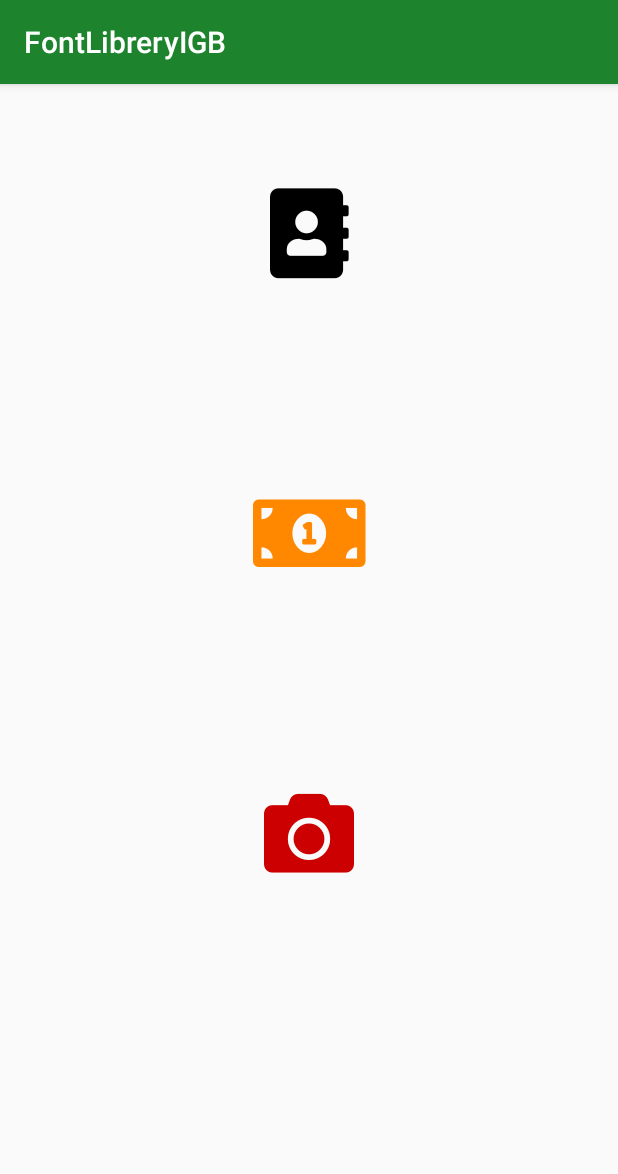
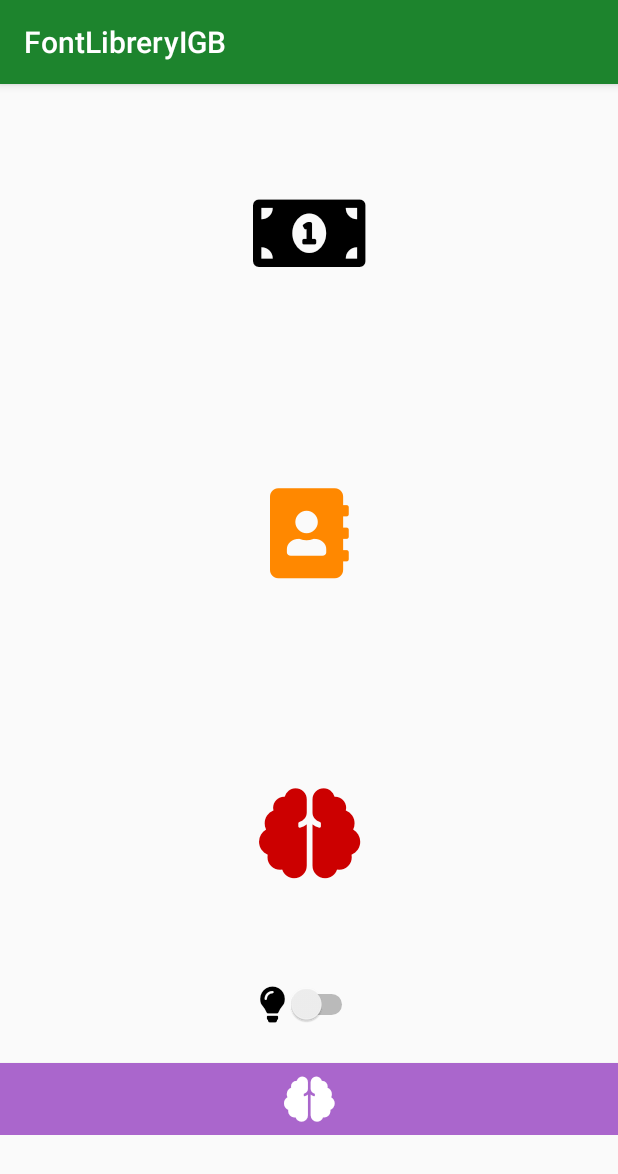
Before and after one commit to LordSaac/FontAwesome_Android_JGB, an Android app: the screen it shows after launch (MainActivity), on a phone screen of 412 x 824 dp. Shown: the top 1174 px of the screen. Run offline under Robolectric (Android 15) with nearby library versions, the light colour scheme and no system bars.

Commit message:
Update Labrery
- new syntax, now is easy use.

```diff
--- a/app/src/main/java/com/manager/font/fontlibreryigb/MainActivity.kt
+++ b/app/src/main/java/com/manager/font/fontlibreryigb/MainActivity.kt
@@ -2,24 +2,26 @@ package com.manager.font.fontlibreryigb
 
 import android.support.v7.app.AppCompatActivity
 import android.os.Bundle
-import com.manager.font.fontmanager.JGBFontManager
+import com.manager.font.fontmanager.*
 import kotlinx.android.synthetic.main.activity_main.*
 
 class MainActivity : AppCompatActivity() {
-
-
 
     override fun onCreate(savedInstanceState: Bundle?) {
         super.onCreate(savedInstanceState)
         setContentView(R.layout.activity_main)
 
         // load icon using the library
-        JGBFontManager.setTextViewFontAwesomeBrands(tv_icon_two,this).setText(JGBFontManager.fontCash)
+        tv_icon_one.setTextFontAwesome(JGBFontManager.fontCash)
         // load icon using inicode
         // for more icon here: https://fontawesome.com/icons?d=gallery&m=free
-        JGBFontManager.setTextViewFontAwesomeBrands(tv_icon_one,this).setText("\uF2B9")
+        tv_icon_two.setTextFontAwesome("\uF2B9")
         // load icon using name fonts
-        JGBFontManager.setTextViewFontAwesomeBrands(tv_icon_three,this).setText("Camera")
+        tv_icon_three.setTextFontAwesome("\uF5dc")
+
+        switch1.setTextFontAwesome("lightbulb")
+
+        button.setTextFontAwesome("brain")
 
     }
 }
--- a/app/src/main/res/layout/activity_main.xml
+++ b/app/src/main/res/layout/activity_main.xml
@@ -12,7 +12,8 @@
 
         <LinearLayout
             android:layout_width="match_parent"
-            android:layout_height="wrap_content"
+            android:layout_height="match_parent"
+            android:gravity="center"
             android:orientation="vertical">
 
             <TextView
@@ -60,6 +61,25 @@
                 app:layout_constraintRight_toRightOf="parent"
                 app:layout_constraintTop_toTopOf="parent" />
 
+            <Switch
+                android:id="@+id/switch1"
+                android:layout_width="wrap_content"
+                android:layout_height="wrap_content"
+                android:layout_marginBottom="25dp"
+                android:text="Switch"
+                android:textSize="24sp"
+                tools:layout_editor_absoluteX="105dp"
+                tools:layout_editor_absoluteY="325dp" />
+
+            <Button
+                android:id="@+id/button"
+                android:layout_width="match_parent"
+                android:layout_height="wrap_content"
+                android:background="@android:color/holo_purple"
+                android:text="Button"
+                android:textColor="@android:color/background_light"
+                android:textSize="30sp" />
+
         </LinearLayout>
     </ScrollView>
 
--- /dev/null
+++ b/fontmanager/src/main/java/com/manager/font/fontmanager/FontIconIGB.kt
@@ -0,0 +1,59 @@
+package com.manager.font.fontmanager
+
+import android.graphics.Typeface
+import android.widget.*
+
+;
+fun EditText.setTextFontAwesome(font: String){
+
+    val context = this.context.applicationContext
+    val typeface = Typeface.createFromAsset(context.assets, JGBFontManager.getFontAwesomeBrands())
+    this.setTypeface(typeface)
+    this.setText(font)
+
+}
+
+fun TextView.setTextFontAwesome(font: String){
+
+    val context = this.context.applicationContext
+    val typeface = Typeface.createFromAsset(context.assets, JGBFontManager.getFontAwesomeBrands())
+    this.setTypeface(typeface)
+    this.setText(font)
+
+}
+
+fun Button.setTextFontAwesome(font: String){
+
+    val context = this.context.applicationContext
+    val typeface = Typeface.createFromAsset(context.assets, JGBFontManager.getFontAwesomeBrands())
+    this.setTypeface(typeface)
+    this.setText(font)
+
+}
+
+fun Switch.setTextFontAwesome(font: String){
+
+    val context = this.context.applicationContext
+    val typeface = Typeface.createFromAsset(context.assets, JGBFontManager.getFontAwesomeBrands())
+    this.setTypeface(typeface)
+    this.setText(font)
+
+}
+
+fun CheckBox.setTextFontAwesome(font: String){
+
+    val context = this.context.applicationContext
+    val typeface = Typeface.createFromAsset(context.assets, JGBFontManager.getFontAwesomeBrands())
+    this.setTypeface(typeface)
+    this.setText(font)
+
+}
+
+fun ToggleButton.setTextFontAwesome(font: String){
+
+    val context = this.context.applicationContext
+    val typeface = Typeface.createFromAsset(context.assets, JGBFontManager.getFontAwesomeBrands())
+    this.setTypeface(typeface)
+    this.setText(font)
+
+}
```
Also changed, not shown: fontmanager/src/main/java/com/manager/font/fontmanager/JGBFontManager.kt (+8 -34 lines), fontmanager/src/main/assets/fonts/Font Awesome 5 Brands-Regular-400.otf, fontmanager/src/main/assets/fonts/Font Awesome 5 Free-Regular-400.otf, fontmanager/src/main/assets/fonts/Font Awesome 5 Free-Solid-900.otf, fontmanager/src/main/assets/fonts/Oswald-Stencbab.ttf (deleted), fontmanager/src/main/assets/fonts/Roboto-Bold.ttf (deleted), fontmanager/src/main/assets/fonts/Roboto-ThinItalic.ttf (deleted), fontmanager/src/main/assets/fonts/RobotoCondensed-Regular.ttf (deleted), fontmanager/src/main/assets/fonts/fa-brands-400.ttf, fontmanager/src/main/assets/fonts/fa-regular-400.ttf, fontmanager/src/main/assets/fonts/fa-solid-900.otf (added), fontmanager/src/main/assets/fonts/fa-solid-900.ttf, fontmanager/src/main/assets/fonts/fontawesome-webfont.ttf (deleted), fontmanager/src/main/assets/fonts/gtw.ttf (deleted).
